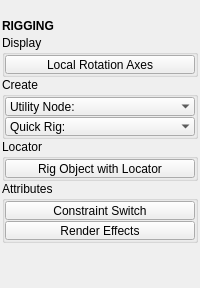
Qt form tentacle/ui/rigging.ui (m3trik/tentacle) before a commit.
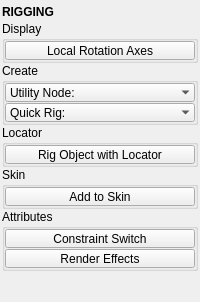
The same form after that commit. Custom widgets are drawn as their Qt base class.

```diff
--- a/tentacle/ui/rigging.ui
+++ b/tentacle/ui/rigging.ui
@@ -274,6 +274,63 @@
         </layout>
        </widget>
       </item>
+      <item>
+       <widget class="CollapsableGroup" name="skin">
+        <property name="sizePolicy">
+         <sizepolicy hsizetype="Preferred" vsizetype="Fixed">
+          <horstretch>0</horstretch>
+          <verstretch>0</verstretch>
+         </sizepolicy>
+        </property>
+        <property name="title">
+         <string>Skin</string>
+        </property>
+        <layout class="QVBoxLayout" name="verticalLayout_skin">
+         <property name="spacing">
+          <number>1</number>
+         </property>
+         <property name="leftMargin">
+          <number>0</number>
+         </property>
+         <property name="topMargin">
+          <number>0</number>
+         </property>
+         <property name="rightMargin">
+          <number>0</number>
+         </property>
+         <property name="bottomMargin">
+          <number>0</number>
+         </property>
+         <item>
+          <widget class="PushButton" name="tb005">
+           <property name="minimumSize">
+            <size>
+             <width>0</width>
+             <height>19</height>
+            </size>
+           </property>
+           <property name="maximumSize">
+            <size>
+             <width>16777215</width>
+             <height>19</height>
+            </size>
+           </property>
+           <property name="toolTip">
+            <string>Add the selected mesh(es) to the skin of the LAST selected skinned mesh, exactly where they sit at the current pose.
+
+Weights come from the closest point on the skinned surface; the bind pose and existing weights are kept.</string>
+           </property>
+           <property name="text">
+            <string>Add to Skin</string>
+           </property>
+           <property name="checkable">
+            <bool>false</bool>
+           </property>
+          </widget>
+         </item>
+        </layout>
+       </widget>
+      </item>
       <item>
        <widget class="CollapsableGroup" name="constraints">
         <property name="sizePolicy">
```
